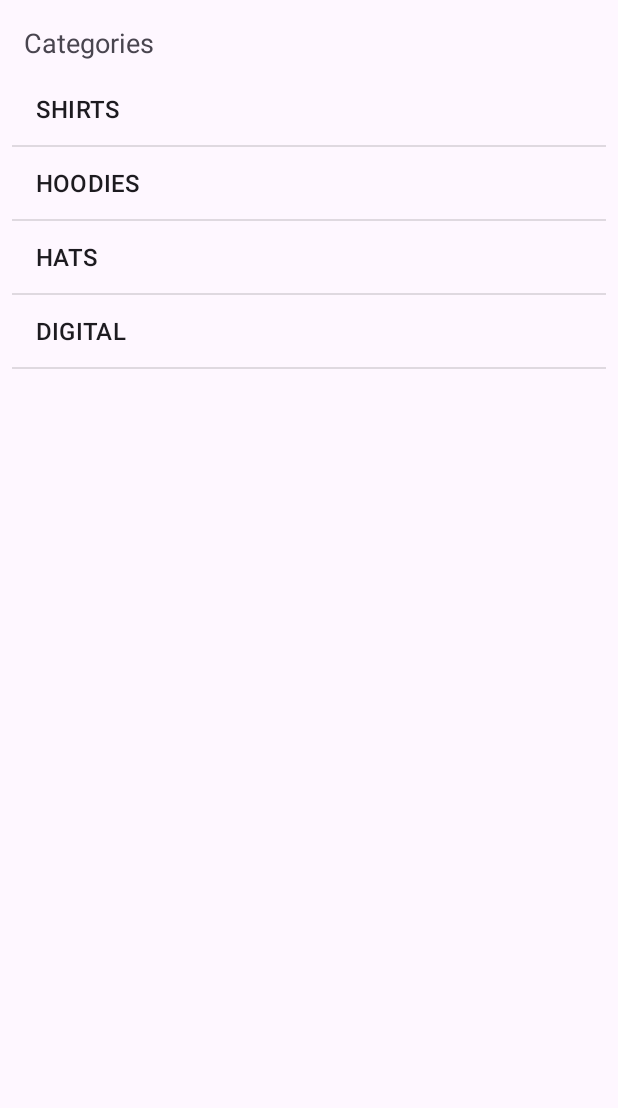
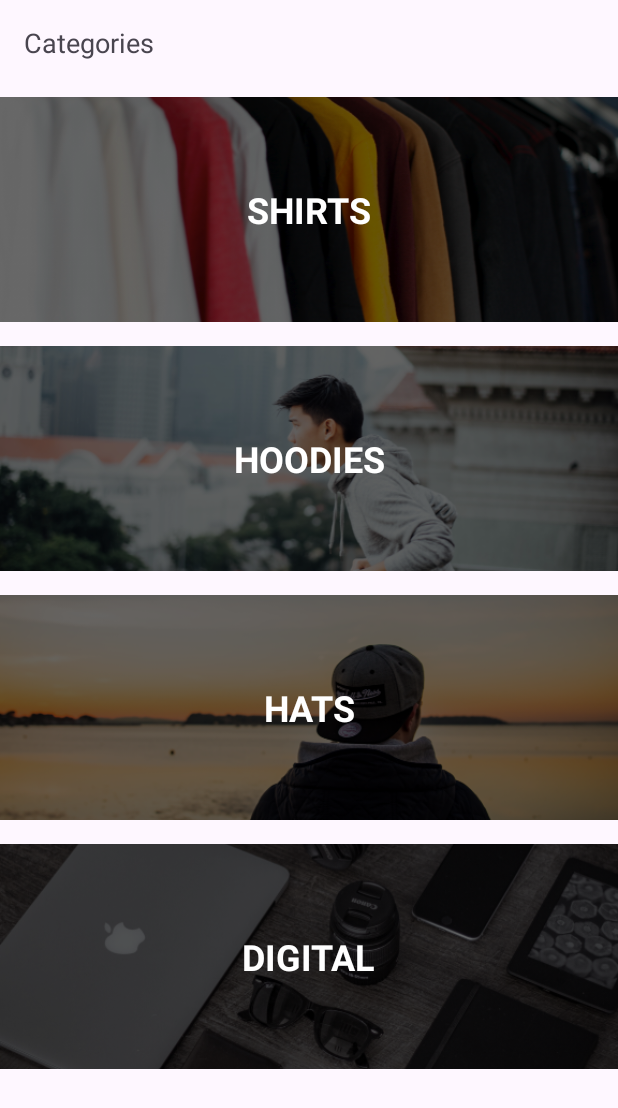
Before and after one commit to TAleksandra/CoderSwag, an Android app: the screen it shows after launch (MainActivity), on a phone screen of 412 x 824 dp. Shown: the top 1108 px of the screen. Run offline under Robolectric (Android 15) with nearby library versions, the phone set to English and light mode, and no system bars.

Commit message:
lesson 03

```diff
--- /dev/null
+++ b/app/src/main/java/com/tatara/coderswag/adapters/CategoryAdapter.kt
@@ -0,0 +1,47 @@
+package com.tatara.coderswag.adapters
+
+import android.content.Context
+import android.view.LayoutInflater
+import android.view.View
+import android.view.ViewGroup
+import android.widget.BaseAdapter
+import android.widget.ImageView
+import android.widget.TextView
+import com.tatara.coderswag.R
+import com.tatara.coderswag.model.Category
+
+class CategoryAdapter(context: Context, categories: List<Category>) : BaseAdapter() {
+
+    val context = context
+    val categories = categories
+    override fun getCount(): Int {
+        return categories.count()
+    }
+
+    override fun getItem(position: Int): Any {
+        return categories[position]
+    }
+
+    override fun getItemId(position: Int): Long {
+        return 0
+    }
+
+    override fun getView(position: Int, convertView: View?, parent: ViewGroup?): View {
+        val categoryView: View
+
+        categoryView = LayoutInflater.from(context).inflate(R.layout.category_list_item, null)
+        val categoryImage : ImageView = categoryView.findViewById(R.id.categoryImage)
+        val categoryName : TextView = categoryView.findViewById(R.id.categoryName)
+
+        val category = categories[position]
+
+        val resourceId = context.resources.getIdentifier(category.image, "drawable", context.packageName)
+        categoryImage.setImageResource(resourceId)
+        println(resourceId)
+
+        categoryName.text = category.title
+
+        return categoryView
+    }
+
+}
--- a/app/src/main/java/com/tatara/coderswag/controller/MainActivity.kt
+++ b/app/src/main/java/com/tatara/coderswag/controller/MainActivity.kt
@@ -5,19 +5,18 @@ import android.os.Bundle
 import android.widget.ArrayAdapter
 import android.widget.ListView
 import com.tatara.coderswag.R
+import com.tatara.coderswag.adapters.CategoryAdapter
 import com.tatara.coderswag.model.Category
 import com.tatara.coderswag.services.DataService
 
 class MainActivity : AppCompatActivity() {
-    lateinit var adapter: ArrayAdapter<Category>
+    lateinit var adapter: CategoryAdapter
     lateinit var categoryListView: ListView
     override fun onCreate(savedInstanceState: Bundle?) {
         super.onCreate(savedInstanceState)
         setContentView(R.layout.activity_main)
 
-        adapter = ArrayAdapter(this,
-            android.R.layout.simple_list_item_1,
-            DataService.categories)
+        adapter = CategoryAdapter(this, DataService.categories)
         categoryListView = findViewById(R.id.categoryListView)
         categoryListView.adapter = adapter
     }
--- a/app/src/main/res/layout/activity_main.xml
+++ b/app/src/main/res/layout/activity_main.xml
@@ -21,13 +21,11 @@
         android:id="@+id/categoryListView"
         android:layout_width="0dp"
         android:layout_height="0dp"
-        android:layout_marginStart="8dp"
-        android:layout_marginTop="8dp"
-        android:layout_marginEnd="8dp"
-        android:layout_marginBottom="8dp"
+        android:layout_marginTop="16dp"
         app:layout_constraintBottom_toBottomOf="parent"
         app:layout_constraintEnd_toEndOf="parent"
         app:layout_constraintStart_toStartOf="parent"
-        app:layout_constraintTop_toBottomOf="@+id/textView" />
+        app:layout_constraintTop_toBottomOf="@+id/textView"
+        android:divider="@null"/>
 
 </androidx.constraintlayout.widget.ConstraintLayout>
```
